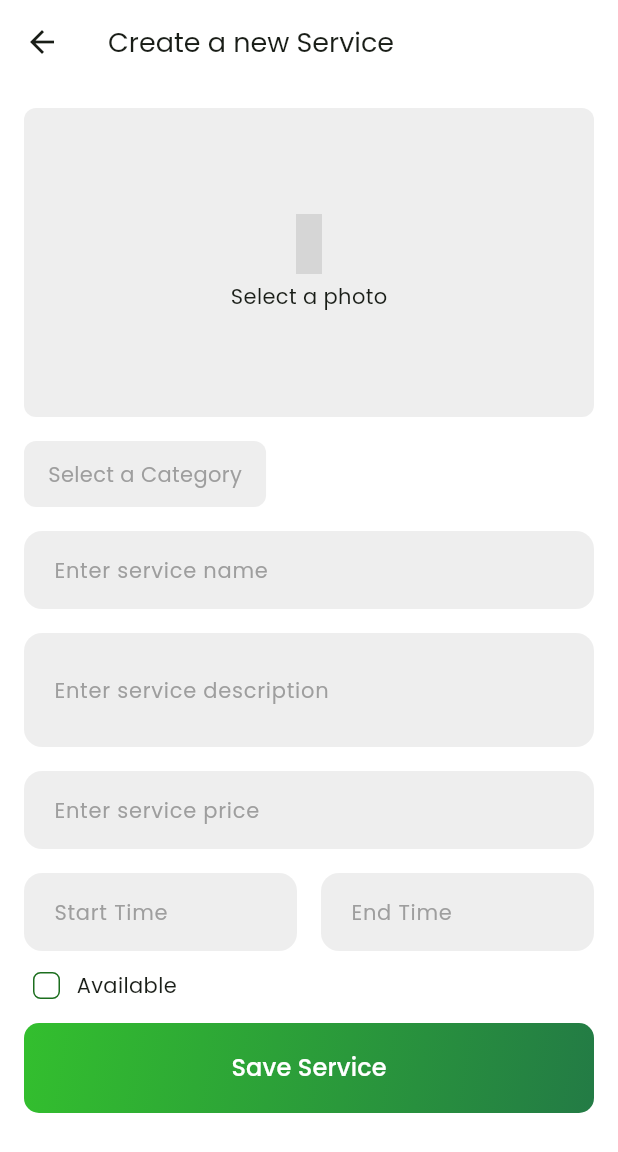
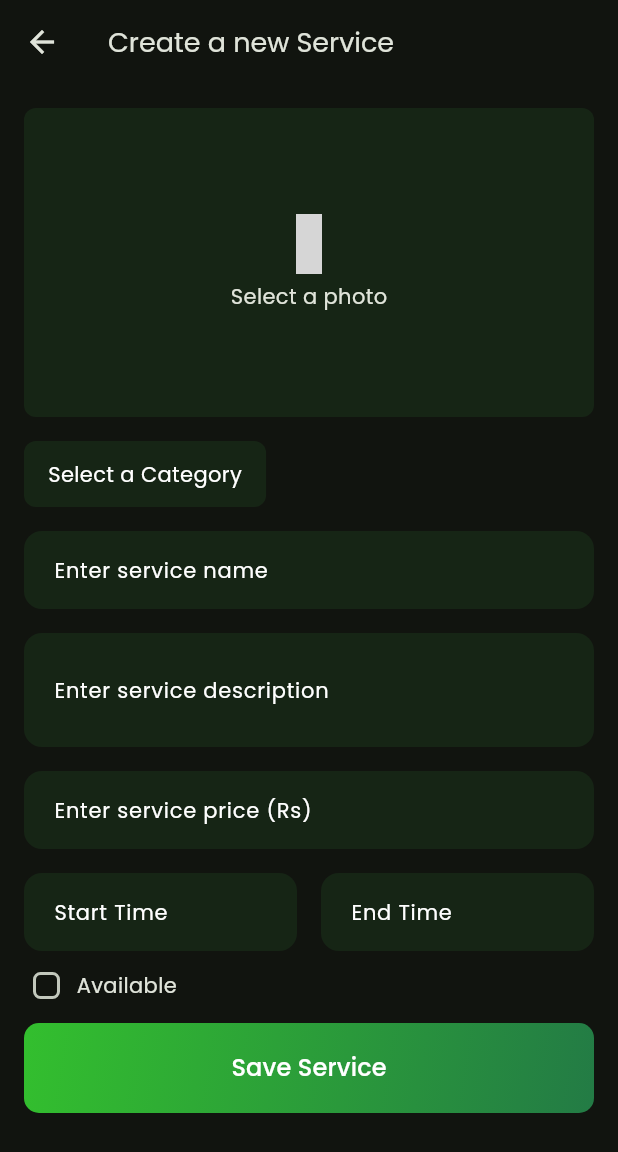
Before and after one commit to offfahad/hire-service-hub, a Flutter app: the CreateServiceScreen screen opened directly, on a phone screen of 412 x 824 dp. Shown: the top 1152 px of the screen. Run offline on Flutter 3.47's test engine with Material 3 defaults, Android fonts, the phone set to English and light mode, and no system bars; our stand-ins replace cached_network_image, carousel_slider, connectivity_plus, country_picker, font_awesome_flutter, google_fonts and 6 more; missing offline and left inert: carded; accounts and stored records are empty; network calls fail; grey boxes are pictures that could not be loaded.

Commit message:
create services complete

```diff
--- a/lib/main.dart
+++ b/lib/main.dart
@@ -5,6 +5,7 @@ import 'package:e_commerce/providers/authentication/login_provider.dart';
 import 'package:e_commerce/providers/authentication/registration_provider.dart';
 import 'package:e_commerce/providers/category/category_provider.dart';
 import 'package:e_commerce/providers/profile_updation/profile_updation_provider.dart';
+import 'package:e_commerce/providers/profile_updation/update_password_provider.dart';
 import 'package:e_commerce/providers/service/service_filter_provider.dart';
 import 'package:e_commerce/providers/service/service_provider.dart';
 import 'package:e_commerce/screens/authentication/splash_screen/splash_screen.dart';
@@ -44,6 +45,7 @@ class _MyAppState extends State<MyApp> {
         ChangeNotifierProvider(create: (_) => RegistrationProvider()),
         ChangeNotifierProvider(create: (_) => LoginProvider()),
         ChangeNotifierProvider(create: (_) => ForgetPasswordProvider()),
+        ChangeNotifierProvider(create: (_) => UpdatePasswordProvider()),
         ChangeNotifierProvider(create: (_) => CategoryProvider()),
         ChangeNotifierProvider(create: (_) => ProfileUpdationProvider()),
         ChangeNotifierProvider(create: (_) => ServiceProvider()),
@@ -56,7 +58,7 @@ class _MyAppState extends State<MyApp> {
         title: 'E-Commerce',
         theme: AppTheme.lightTheme,
         darkTheme: AppTheme.darkTheme,
-        themeMode: ThemeMode.light,
+        themeMode: ThemeMode.dark,
         home: const SplashScreen(),
       ),
     );
--- a/lib/screens/service/create_services_screen.dart
+++ b/lib/screens/service/create_services_screen.dart
@@ -1,15 +1,49 @@
 import 'package:e_commerce/common/buttons/custom_gradient_button.dart';
 import 'package:e_commerce/common/text_form_fields/custom_text_form_field.dart';
+import 'package:e_commerce/providers/category/category_provider.dart';
 import 'package:e_commerce/providers/service/service_provider.dart';
 import 'package:e_commerce/utils/app_theme.dart';
+import 'package:e_commerce/utils/bottom_sheet_helpers.dart';
 import 'package:flutter/material.dart';
 import 'package:iconly/iconly.dart';
+import 'package:intl/intl.dart';
 import 'package:provider/provider.dart';
 import 'package:image_picker/image_picker.dart';
 import 'dart:io';
 
-class CreateServiceScreen extends StatelessWidget {
+class CreateServiceScreen extends StatefulWidget {
   const CreateServiceScreen({super.key});
+
+  @override
+  State<CreateServiceScreen> createState() => _CreateServiceScreenState();
+}
+
+class _CreateServiceScreenState extends State<CreateServiceScreen> {
+  @override
+  void initState() {
+    super.initState();
+    WidgetsBinding.instance.addPostFrameCallback((_) {
+      final categoryProvider =
+          Provider.of<CategoryProvider>(context, listen: false);
+
+      categoryProvider.fetchCategories();
+    });
+  }
+
+  Future<void> _selectDate(BuildContext context,
+      {required TextEditingController controller}) async {
+    DateTime? selectedDate = await showDatePicker(
+      context: context,
+      initialDate: DateTime.now(),
+      firstDate: DateTime(2000), // Earliest date allowed
+      lastDate: DateTime(2100), // Latest date allowed
+    );
+
+    if (selectedDate != null) {
+      // Update the controller with the selected date
+      controller.text = DateFormat('yyyy-MM-dd').format(selectedDate);
+    }
+  }
 
   @override
   Widget build(BuildContext context) {
@@ -28,8 +62,8 @@ class CreateServiceScreen extends StatelessWidget {
       body: Padding(
         padding: const EdgeInsets.all(16.0),
         child: SingleChildScrollView(
-          child: Consumer<ServiceProvider>(
-            builder: (context, serviceProvider, child) {
+          child: Consumer2<ServiceProvider, CategoryProvider>(
+            builder: (context, serviceProvider, categoryProvider, child) {
               return Column(
                 crossAxisAlignment: CrossAxisAlignment.start,
                 children: [
@@ -75,7 +109,18 @@ class CreateServiceScreen extends StatelessWidget {
                     height: 16,
                   ),
                   InkWell(
-                    onTap: () => _showCategoryBottomSheet(context),
+                    onTap: () => openFilterBottomSheet(
+                        title: "Select a Category",
+                        context: context,
+                        options: categoryProvider.categoryNames,
+                        onSelect: (String? value) {
+                          serviceProvider.setCategory(value!);
+                          Navigator.pop(context);
+                        },
+                        onReset: () {
+                          serviceProvider.setCategory('');
+                          Navigator.pop(context);
+                        }),
                     child: Container(
                       padding: const EdgeInsets.symmetric(
                           horizontal: 16.0, vertical: 12.0),
@@ -89,13 +134,18 @@ class CreateServiceScreen extends StatelessWidget {
                             ? 'Select a Category'
                             : serviceProvider.selectedCategory,
                         style: TextStyle(
-                          color:
-                              isDarkMode ? Colors.white : Colors.grey.shade500,
+                          color: isDarkMode
+                              ? Colors.white
+                              : serviceProvider.selectedCategory != "" &&
+                                      serviceProvider
+                                          .selectedCategory.isNotEmpty
+                                  ? Colors.black
+                                  : Colors.grey.shade500,
                         ),
                       ),
                     ),
                   ),
-                  SizedBox(
+                  const SizedBox(
                     height: 8,
                   ),
                   // Name Field
@@ -114,7 +164,7 @@ class CreateServiceScreen extends StatelessWidget {
                   // Price Field
                   CustomTextFormField(
                     controller: serviceProvider.priceController,
-                    label: "Enter service price",
+                    label: "Enter service price (Rs)",
                     keyboardType: TextInputType.number,
                   ),
 
@@ -125,9 +175,16 @@ class CreateServiceScreen extends StatelessWidget {
                         child: Column(
                           crossAxisAlignment: CrossAxisAlignment.start,
                           children: [
-                            CustomTextFormField(
-                              controller: serviceProvider.startTimeController,
-                              label: "Start Time",
+                            InkWell(
+                              onTap: () => _selectDate(
+                                context,
+                                controller: serviceProvider.startTimeController,
+                              ),
+                              child: CustomTextFormField(
+                                controller: serviceProvider.startTimeController,
+                                label: "Start Time",
+                                isEditable: false,
+                              ),
                             ),
                           ],
                         ),
@@ -137,9 +194,16 @@ class CreateServiceScreen extends StatelessWidget {
                         child: Column(
                           crossAxisAlignment: CrossAxisAlignment.start,
                           children: [
-                            CustomTextFormField(
-                              controller: serviceProvider.endTimeController,
-                              label: "End Time",
+                            InkWell(
+                              onTap: () => _selectDate(
+                                context,
+                                controller: serviceProvider.endTimeController,
+                              ),
+                              child: CustomTextFormField(
+                                controller: serviceProvider.endTimeController,
+                                label: "End Time",
+                                isEditable: false,
+                              ),
                             ),
                           ],
                         ),
@@ -154,14 +218,17 @@ class CreateServiceScreen extends StatelessWidget {
                         height: 30,
                         width: 30,
                         child: Checkbox(
-                          shape: RoundedRectangleBorder(borderRadius: BorderRadius.circular(5)),
+                          shape: RoundedRectangleBorder(
+                              borderRadius: BorderRadius.circular(5)),
                           value: serviceProvider.isAvailable,
                           onChanged: (value) {
                             serviceProvider.toggleAvailability(value!);
                           },
                         ),
                       ),
-                      const SizedBox(width: 5,),
+                      const SizedBox(
+                        width: 5,
+                      ),
                       const Text('Available'),
                     ],
                   ),
@@ -184,7 +251,6 @@ class CreateServiceScreen extends StatelessWidget {
                         print('Available: ${serviceProvider.isAvailable}');
                       },
                       text: "Save Service",
-
                     ),
                   ),
                 ],
```
Also changed, not shown: lib/screens/bottom_navigation_bar.dart (+9 -8 lines), lib/screens/profile/more_screens/account_screens/account_screen.dart (+4 -32 lines), lib/screens/profile/profile_screen.dart (+24 -25 lines).
